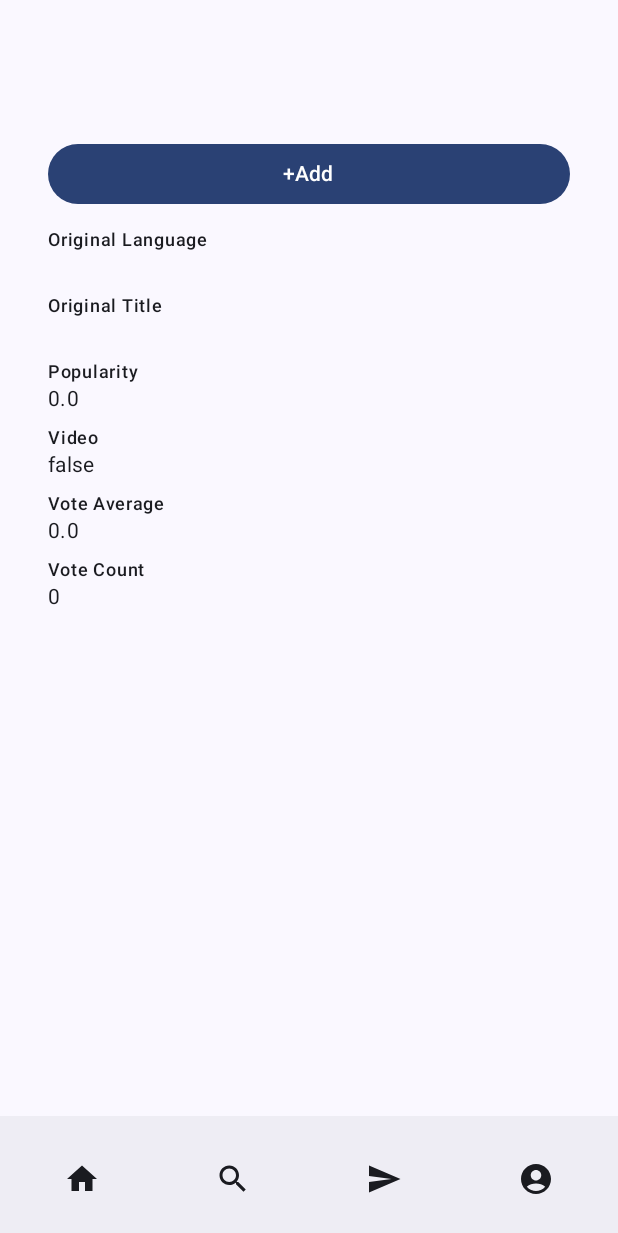
After one commit to dylowens/MovieClubOne, an Android app built with Jetpack Compose: the composable MovieDetails shown on its own in the app's theme, on a phone screen of 412 x 824 dp. The commit adds this screen. Shown: the top 1233 px of the screen. Run offline under Robolectric (Android 15) with nearby library versions, the phone set to English and light mode, and no system bars; our stand-ins replace Firebase (no records; nobody signed in at launch, a user with empty details on screens opened directly), livedata-compose; pictures from the network do not load.

Commit message:
Added MovieDetails Page. and Images to Movie Search

```diff
--- a/app/src/main/AndroidManifest.xml
+++ b/app/src/main/AndroidManifest.xml
@@ -1,6 +1,8 @@
 <?xml version="1.0" encoding="utf-8"?>
 <manifest xmlns:android="http://schemas.android.com/apk/res/android"
     xmlns:tools="http://schemas.android.com/tools">
+
+    <uses-permission android:name="android.permission.INTERNET" />
 
     <application
         android:enableOnBackInvokedCallback="true"
--- a/app/src/main/java/com/example/movieclubone/HomePage.kt
+++ b/app/src/main/java/com/example/movieclubone/HomePage.kt
@@ -4,19 +4,14 @@ import androidx.compose.foundation.layout.*
 import androidx.compose.foundation.lazy.LazyColumn
 import androidx.compose.foundation.lazy.items
 import androidx.compose.material.icons.Icons
-import androidx.compose.material.icons.automirrored.filled.Send
 import androidx.compose.material.icons.filled.*
 import androidx.compose.material3.*
 import androidx.compose.runtime.Composable
-import androidx.compose.runtime.getValue
-import androidx.compose.runtime.livedata.observeAsState
 import androidx.compose.ui.Alignment
 import androidx.compose.ui.Modifier
 import androidx.compose.ui.unit.dp
 import androidx.navigation.NavHostController
-import coil.compose.AsyncImage
 import com.example.movieclubone.ui.login.AuthViewModel
-import com.example.movieclubone.MainActivity
 import com.example.movieclubone.bottomappbar.BottomNavigationBar
 
 
--- a/app/src/main/java/com/example/movieclubone/MainActivity.kt
+++ b/app/src/main/java/com/example/movieclubone/MainActivity.kt
@@ -26,6 +26,7 @@ import androidx.navigation.NavHostController
 import androidx.navigation.compose.rememberNavController
 import coil.compose.AsyncImage
 import com.example.movieclubone.bottomappbar.BottomNavigationBar
+import com.example.movieclubone.movieSearch.Movie
 import com.example.movieclubone.movieSearch.MovieApiService
 import com.example.movieclubone.movieSearch.MovieRepository
 import com.example.movieclubone.movieSearch.MoviesViewModel
@@ -85,7 +86,6 @@ class MainActivity : ComponentActivity() {
         }
 
         Scaffold(
-//            bottomBar = { BottomNavigationBar(navController, AuthViewModel()) }
         ) { innerPadding ->
             Box(modifier = Modifier.padding(innerPadding)) {
                 Navigation(
@@ -93,7 +93,8 @@ class MainActivity : ComponentActivity() {
                     navController = navController,
                     signInHelper = signInHelper,
                     authViewModel = AuthViewModel(),
-                    moviesViewModel = moviesViewModel
+                    moviesViewModel = moviesViewModel,
+                    movie = Movie()
                 )
             }
         }
--- a/app/src/main/java/com/example/movieclubone/bottomappbar/BottomNavigationBar.kt
+++ b/app/src/main/java/com/example/movieclubone/bottomappbar/BottomNavigationBar.kt
@@ -14,12 +14,12 @@ import androidx.compose.runtime.getValue
 import androidx.compose.runtime.livedata.observeAsState
 import androidx.compose.ui.Modifier
 import androidx.compose.ui.unit.dp
-import androidx.navigation.NavHostController
+import androidx.navigation.NavController
 import coil.compose.AsyncImage
 import com.example.movieclubone.ui.login.AuthViewModel
 
 @Composable
-fun BottomNavigationBar(navController: NavHostController, authViewModel: AuthViewModel) {
+fun BottomNavigationBar(navController: NavController, authViewModel: AuthViewModel) {
     // Observing user LiveData from AuthViewModel
     val user by authViewModel.user.observeAsState()
 
--- a/app/src/main/java/com/example/movieclubone/bottomappbar/ProfileSettings.kt
+++ b/app/src/main/java/com/example/movieclubone/bottomappbar/ProfileSettings.kt
@@ -1,4 +1,3 @@
-import FirebaseUISignIn
 import android.content.Context
 import android.widget.Toast
 import androidx.compose.foundation.layout.Column
@@ -11,7 +10,6 @@ import androidx.compose.runtime.Composable
 import androidx.compose.ui.Alignment
 import androidx.compose.ui.Modifier
 import androidx.compose.ui.unit.dp
-import androidx.compose.ui.platform.LocalContext
 import androidx.navigation.NavHostController
 import com.example.movieclubone.bottomappbar.BottomNavigationBar
 import com.example.movieclubone.ui.login.AuthViewModel
--- a/app/src/main/java/com/example/movieclubone/movieSearch/Movie.kt
+++ b/app/src/main/java/com/example/movieclubone/movieSearch/Movie.kt
@@ -1,17 +1,19 @@
 package com.example.movieclubone.movieSearch
 
+import com.google.gson.annotations.SerializedName
+
 data class Movie(
-    val id: Int,
-    val title: String,
-    val overview: String,
-    val backdropPath: String?, // Use this for the background image of the movie
-    val genreIds: List<Int>,
-    val originalLanguage: String,
-    val originalTitle: String,
-    val popularity: Double,
-    val posterPath: String?, // Path to the movie poster image
-    val releaseDate: String?,
-    val video: Boolean,
-    val voteAverage: Double,
-    val voteCount: Int
+    val id: Int = 0,
+    val title: String = "",
+    val overview: String = "",
+    val backdropPath: String? = null,
+    val genreIds: List<Int> = emptyList(),
+    val originalLanguage: String = "",
+    val originalTitle: String = "",
+    val popularity: Double = 0.0,
+    @SerializedName("poster_path") val posterPath: String? = null,
+    val releaseDate: String? = null,
+    val video: Boolean = false,
+    val voteAverage: Double = 0.0,
+    val voteCount: Int = 0
 )
--- /dev/null
+++ b/app/src/main/java/com/example/movieclubone/movieSearch/MovieDetails.kt
@@ -0,0 +1,123 @@
+package com.example.movieclubone.movieSearch
+
+import androidx.compose.foundation.Image
+import androidx.compose.foundation.layout.Box
+import androidx.compose.foundation.layout.Column
+import androidx.compose.foundation.layout.Spacer
+import androidx.compose.foundation.layout.fillMaxWidth
+import androidx.compose.foundation.layout.height
+import androidx.compose.foundation.layout.offset
+import androidx.compose.foundation.layout.padding
+import androidx.compose.foundation.verticalScroll
+import androidx.compose.foundation.rememberScrollState
+import androidx.compose.material3.Button
+import androidx.compose.material3.MaterialTheme
+import androidx.compose.material3.Scaffold
+import androidx.compose.material3.Text
+import androidx.compose.runtime.Composable
+import androidx.compose.ui.Modifier
+import androidx.compose.ui.layout.ContentScale
+import androidx.compose.ui.unit.dp
+import androidx.navigation.NavController
+import coil.compose.rememberAsyncImagePainter
+import com.example.movieclubone.bottomappbar.BottomNavigationBar
+import com.example.movieclubone.ui.login.AuthViewModel
+import androidx.compose.material3.Icon
+import androidx.compose.material3.IconButton
+import androidx.compose.material3.TopAppBar
+import androidx.compose.material.icons.Icons
+import androidx.compose.material.icons.automirrored.filled.ArrowBack
+import androidx.compose.material.icons.filled.ArrowBack
+import androidx.compose.material3.ExperimentalMaterial3Api
+import androidx.compose.ui.Alignment
+import androidx.compose.ui.text.style.LineHeightStyle
+
+
+@OptIn(ExperimentalMaterial3Api::class)
+@Composable
+fun MovieDetails(movie: Movie, navController: NavController) {
+    Scaffold(
+        bottomBar = { BottomNavigationBar(navController, AuthViewModel()) }
+    ) { innerPadding ->
+        val scrollState = rememberScrollState()
+        Box(modifier = Modifier.padding(innerPadding)) {
+            // Your existing MovieDetails content
+            Column(
+                modifier = Modifier
+                    .verticalScroll(rememberScrollState())
+                    .padding(16.dp)
+            ) {
+                // Movie Poster
+                movie.posterPath?.let {
+                    Image(
+                        painter = rememberAsyncImagePainter("https://image.tmdb.org/t/p/w342/$it"),
+                        contentDescription = "Movie Poster",
+                        modifier = Modifier
+                            .fillMaxWidth()
+                            .height(300.dp),
+                        contentScale = ContentScale.FillWidth
+                    )
+                }
+
+                Spacer(modifier = Modifier.height(8.dp))
+
+                // Movie Title
+                Text(
+                    text = movie.title,
+                    style = MaterialTheme.typography.headlineMedium,
+                    modifier = Modifier.padding(horizontal = 16.dp)
+                )
+
+                Spacer(modifier = Modifier.height(4.dp))
+
+                // Movie Description
+                Text(
+                    text = movie.overview,
+                    style = MaterialTheme.typography.bodyMedium,
+                    modifier = Modifier.padding(horizontal = 16.dp)
+                )
+
+                Spacer(modifier = Modifier.height(8.dp))
+
+                // "+Add" Button
+                Button(
+                    onClick = { /* Handle the add action here */ },
+                    modifier = Modifier
+                        .fillMaxWidth()
+                        .padding(horizontal = 16.dp)
+                ) {
+                    Text("+Add")
+                }
+
+                Spacer(modifier = Modifier.height(8.dp))
+
+                // Rest of the Movie Info
+                movieDetailItem("Original Language", movie.originalLanguage)
+                movieDetailItem("Original Title", movie.originalTitle)
+                movieDetailItem("Popularity", movie.popularity.toString())
+                movie.releaseDate?.let { movieDetailItem("Release Date", it) }
+                movieDetailItem("Video", movie.video.toString())
+                movieDetailItem("Vote Average", movie.voteAverage.toString())
+                movieDetailItem("Vote Count", movie.voteCount.toString())
+            }
+//            // Floating Back Button on the top left
+//            //Cannot seem to get the back button to show up
+//            IconButton(
+//                onClick = { navController.navigateUp() },
+//                modifier = Modifier
+//                    .offset(x = 16.dp, y = 16.dp) // Adjust positioning as needed
+//            ) {
+//                Icon(Icons.AutoMirrored.Filled.ArrowBack, contentDescription = "Back")
+//            }
+
+        }
+    }
+}
+
+@Composable
+fun movieDetailItem(label: String, value: String) {
+    Column(modifier = Modifier.padding(horizontal = 16.dp, vertical = 4.dp)) {
+        Text(text = label, style = MaterialTheme.typography.labelMedium)
+        Text(text = value, style = MaterialTheme.typography.bodyMedium)
+    }
+}
--- a/app/src/main/java/com/example/movieclubone/movieSearch/MoviesViewModel.kt
+++ b/app/src/main/java/com/example/movieclubone/movieSearch/MoviesViewModel.kt
@@ -23,4 +23,10 @@ class MoviesViewModel(private val movieRepository: MovieRepository): ViewModel()
             }
         }
     }
+
+    // Implementing getMovieById
+    fun getMovieById(movieId: Int): Movie? {
+        // Return the first movie that matches the ID, or null if no match is found.
+        return _moviesList.value.firstOrNull { movie -> movie.id == movieId }
+    }
 }
```
Also changed, not shown: app/src/main/java/com/example/movieclubone/Navigation.kt (+16 -1 lines), app/src/main/java/com/example/movieclubone/movieSearch/MovieSearchScreen.kt (+32 -7 lines).
